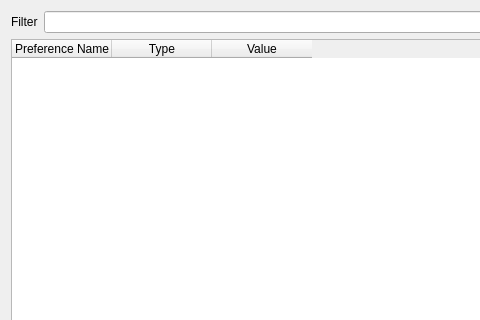
Before: the Qt Designer form ui/configwindow.ui in abenea/fubar, drawn with Qt 5; both pictures show x 0 to 480 and y 0 to 320 of the 904 by 587 pixel window.
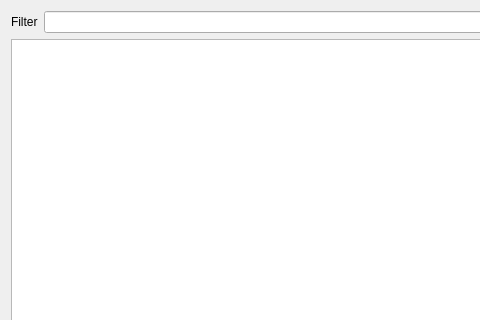
After: the same form once the commit is applied.

Commit message: filter for configwindow

Diff of the .ui file:
```diff
--- a/ui/configwindow.ui
+++ b/ui/configwindow.ui
@@ -64,73 +64,16 @@
     </widget>
    </item>
    <item row="1" column="0">
-    <widget class="QTableWidget" name="tableWidget">
-     <property name="maximumSize">
-      <size>
-       <width>16777215</width>
-       <height>16777215</height>
-      </size>
-     </property>
-     <property name="showDropIndicator" stdset="0">
-      <bool>false</bool>
-     </property>
-     <property name="dragDropOverwriteMode">
-      <bool>true</bool>
-     </property>
-     <property name="alternatingRowColors">
-      <bool>true</bool>
-     </property>
-     <property name="selectionMode">
-      <enum>QAbstractItemView::NoSelection</enum>
-     </property>
-     <property name="selectionBehavior">
-      <enum>QAbstractItemView::SelectRows</enum>
-     </property>
+    <widget class="QTableView" name="tableView">
      <property name="showGrid">
       <bool>false</bool>
      </property>
-     <property name="gridStyle">
-      <enum>Qt::SolidLine</enum>
-     </property>
      <property name="wordWrap">
       <bool>false</bool>
      </property>
      <property name="cornerButtonEnabled">
       <bool>false</bool>
      </property>
-     <property name="rowCount">
-      <number>0</number>
-     </property>
-     <property name="columnCount">
-      <number>3</number>
-     </property>
-     <attribute name="horizontalHeaderHighlightSections">
-      <bool>false</bool>
-     </attribute>
-     <attribute name="horizontalHeaderShowSortIndicator" stdset="0">
-      <bool>false</bool>
-     </attribute>
-     <attribute name="verticalHeaderVisible">
-      <bool>false</bool>
-     </attribute>
-     <attribute name="verticalHeaderShowSortIndicator" stdset="0">
-      <bool>false</bool>
-     </attribute>
-     <column>
-      <property name="text">
-       <string>Preference Name</string>
-      </property>
-     </column>
-     <column>
-      <property name="text">
-       <string>Type</string>
-      </property>
-     </column>
-     <column>
-      <property name="text">
-       <string>Value</string>
-      </property>
-     </column>
     </widget>
    </item>
   </layout>
```
The commit also changes 2 other files.
